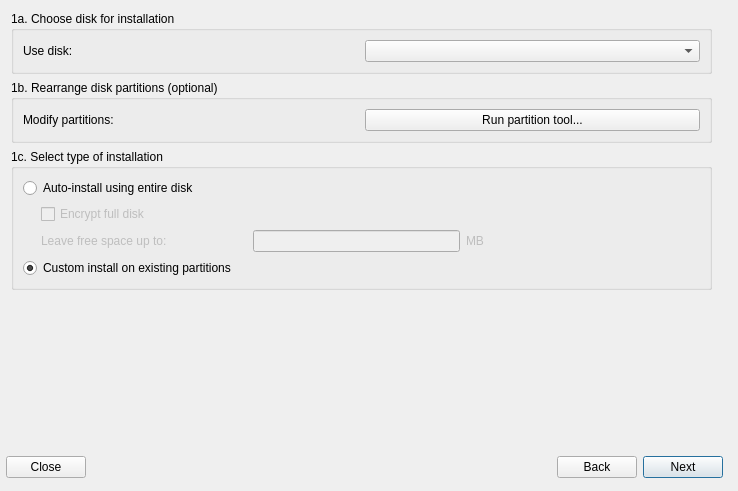
Before: the Qt Designer form meinstall.ui in gazelle-installer/gazelle-installer, drawn with Qt 5.
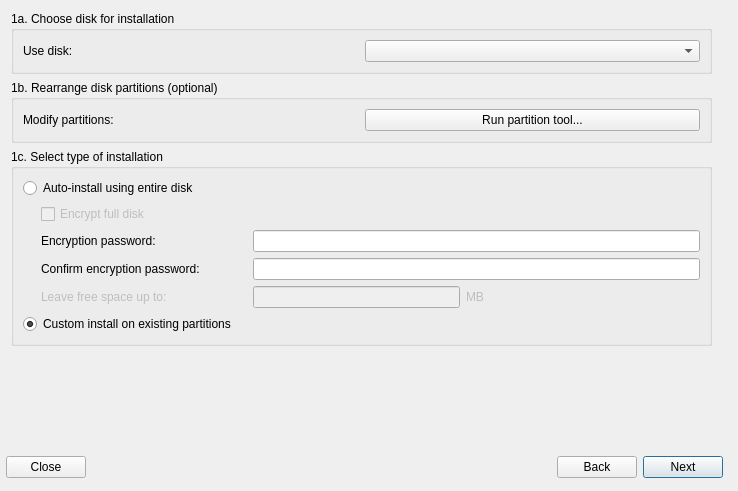
After: the same form once the commit is applied. Icons and pictures are not drawn.

Commit message: added password fields in GUI

Diff of the .ui file:
```diff
--- a/meinstall.ui
+++ b/meinstall.ui
@@ -330,7 +330,7 @@
           <property name="spacing">
            <number>6</number>
           </property>
-          <item row="2" column="3">
+          <item row="4" column="3">
            <widget class="QLabel" name="freeLabel">
             <property name="enabled">
              <bool>false</bool>
@@ -349,7 +349,7 @@
             </property>
            </widget>
           </item>
-          <item row="2" column="1">
+          <item row="4" column="1">
            <widget class="QLabel" name="leaveLabel">
             <property name="enabled">
              <bool>false</bool>
@@ -368,7 +368,7 @@
             </property>
            </widget>
           </item>
-          <item row="2" column="0">
+          <item row="4" column="0">
            <spacer>
             <property name="orientation">
              <enum>Qt::Horizontal</enum>
@@ -384,7 +384,7 @@
             </property>
            </spacer>
           </item>
-          <item row="2" column="2">
+          <item row="4" column="2">
            <widget class="QLineEdit" name="freeSpaceEdit">
             <property name="enabled">
              <bool>false</bool>
@@ -400,7 +400,7 @@
             </property>
            </widget>
           </item>
-          <item row="2" column="4">
+          <item row="4" column="4">
            <spacer name="horizontalSpacer_2">
             <property name="orientation">
              <enum>Qt::Horizontal</enum>
@@ -429,7 +429,7 @@
             </property>
            </widget>
           </item>
-          <item row="3" column="0" colspan="5">
+          <item row="5" column="0" colspan="5">
            <widget class="QRadioButton" name="existing_partitionsButton">
             <property name="sizePolicy">
              <sizepolicy hsizetype="MinimumExpanding" vsizetype="Minimum">
@@ -455,6 +455,40 @@
             </property>
            </widget>
           </item>
+          <item row="2" column="1">
+           <widget class="QLabel" name="labelFDEpass">
+            <property name="text">
+             <string>Encryption password:</string>
+            </property>
+           </widget>
+          </item>
+          <item row="3" column="1">
+           <widget class="QLabel" name="labelFDEpass2">
+            <property name="text">
+             <string>Confirm encryption password:</string>
+            </property>
+           </widget>
+          </item>
+          <item row="2" column="2" colspan="3">
+           <widget class="QLineEdit" name="FDEpassword">
+            <property name="maxLength">
+             <number>512</number>
+            </property>
+            <property name="echoMode">
+             <enum>QLineEdit::Password</enum>
+            </property>
+           </widget>
+          </item>
+          <item row="3" column="2" colspan="3">
+           <widget class="QLineEdit" name="FDEpassword2">
+            <property name="maxLength">
+             <number>512</number>
+            </property>
+            <property name="echoMode">
+             <enum>QLineEdit::Password</enum>
+            </property>
+           </widget>
+          </item>
          </layout>
         </widget>
        </item>
```
Left out of the diff: 39 changed lines with no effect on the pictures. The commit also changes 2 other files.
